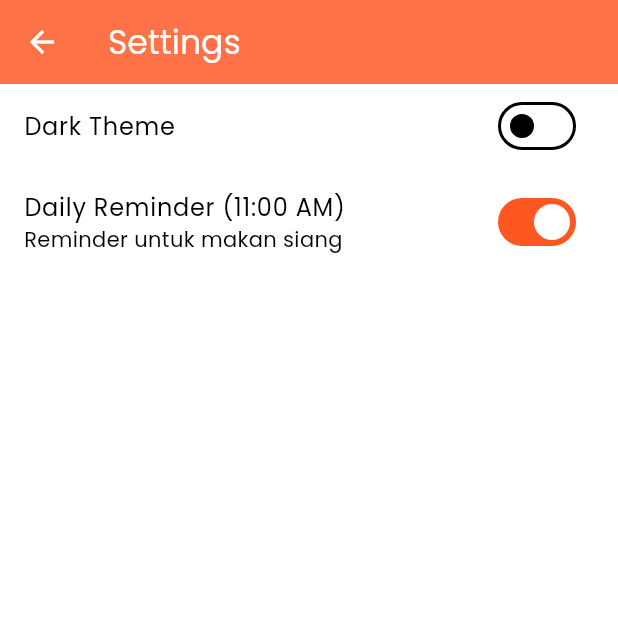
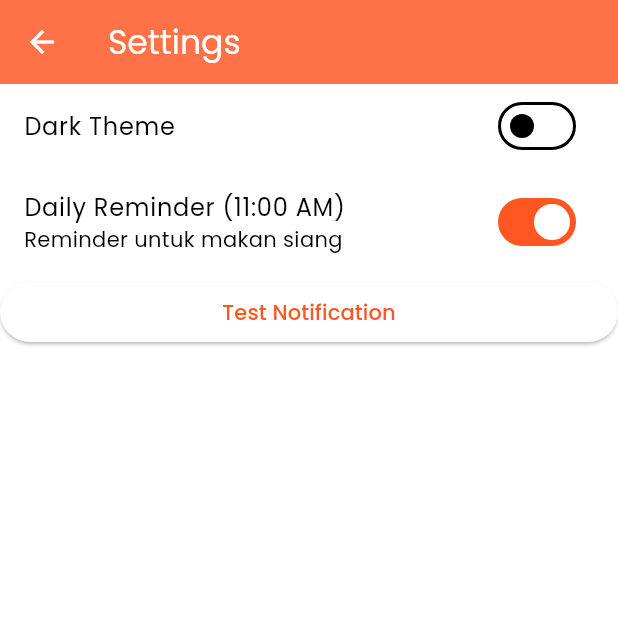
Before and after one commit to DionAhza/Flutter_Restaurant_Api, a Flutter app: the SettingsScreen screen opened directly, after a tap on "Daily Reminder (11:00 AM)", on a phone screen of 412 x 824 dp, the top half of it. Run offline on Flutter 3.47's test engine with Material 3 defaults, Android fonts, the phone set to English and light mode, and no system bars; our stand-ins replace flutter_local_notifications, google_fonts, shared_preferences, sqflite, timezone; missing offline and left inert: workmanager; accounts and stored records are empty; network calls fail.

Commit message:
add: notif

```diff
--- a/lib/main.dart
+++ b/lib/main.dart
@@ -1,7 +1,9 @@
 import 'package:flutter/material.dart';
 import 'package:provider/provider.dart';
 import 'package:restaurant_dicoding/providers/reminder_provider.dart';
+import 'package:restaurant_dicoding/services/background_service.dart';
 import 'package:restaurant_dicoding/services/notification_service.dart';
+import 'package:workmanager/workmanager.dart';
 import 'providers/favorite_provider.dart';
 import 'data/database_helper.dart';
 
@@ -14,6 +16,10 @@ import 'screens/restaurant_list_screen.dart';
 void main()  async{
   WidgetsFlutterBinding.ensureInitialized();
   await NotificationService.init();
+  await Workmanager().initialize(
+    BackgroundService.callbackDispatcher,
+    isInDebugMode: true,
+  );
   runApp(
     MultiProvider(
       providers: [
--- a/lib/providers/reminder_provider.dart
+++ b/lib/providers/reminder_provider.dart
@@ -1,6 +1,8 @@
   import 'package:flutter/material.dart';
+import 'package:restaurant_dicoding/services/background_service.dart';
   import 'package:shared_preferences/shared_preferences.dart';
-import '../services/notification_service.dart';
+import 'package:workmanager/workmanager.dart';
+
 
   class ReminderProvider extends ChangeNotifier {
 
@@ -32,9 +34,17 @@ class ReminderProvider extends ChangeNotifier {
   await prefs.setBool(_key, value);
 
   if (value) {
-      await NotificationService.scheduleDailyReminder();
+
+    await Workmanager().registerPeriodicTask(
+      "dailyReminderTask",
+      dailyTask,
+      frequency: const Duration(minutes: 15), // minimal android
+      initialDelay: const Duration(seconds: 10), // untuk testing cepat
+    );
+
   } else {
-      await NotificationService.cancelReminder();
+
+    await Workmanager().cancelByUniqueName("dailyReminderTask");
   }
 
   notifyListeners();
--- a/lib/screens/settings_screen.dart
+++ b/lib/screens/settings_screen.dart
@@ -1,5 +1,6 @@
 import 'package:flutter/material.dart';
 import 'package:provider/provider.dart';
+import 'package:restaurant_dicoding/services/notification_service.dart';
 
 import '../providers/theme_provider.dart';
 import '../providers/reminder_provider.dart';
@@ -53,6 +54,12 @@ class SettingsScreen extends StatelessWidget {
             },
 
           ),
+          ElevatedButton(
+    onPressed: () async {
+      await NotificationService.showNotification();
+        },
+       child: const Text("Test Notification"),
+      )
 
         ],
 
--- a/pubspec.yaml
+++ b/pubspec.yaml
@@ -39,6 +39,7 @@ dependencies:
   shared_preferences: ^2.2.2
   flutter_local_notifications: ^17.0.0
   timezone: ^0.9.2
+  workmanager: ^0.6.0
 
 dev_dependencies:
 
```
Also changed, not shown: lib/services/background_service.dart (added, +23 -0 lines), lib/services/notification_service.dart (+27 -6 lines), pubspec.lock, 2 other files. Lines whose indentation alone changed are shown as unchanged.
